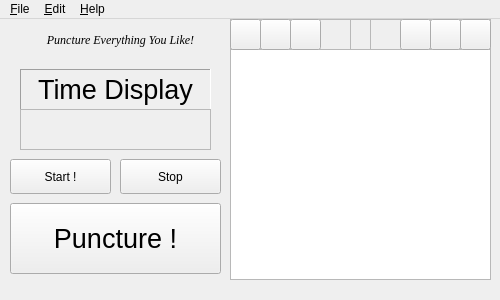
The window that mainwindow.ui (zwpwjwtz/MiniPunctor) describes before a commit, drawn with Qt 5.
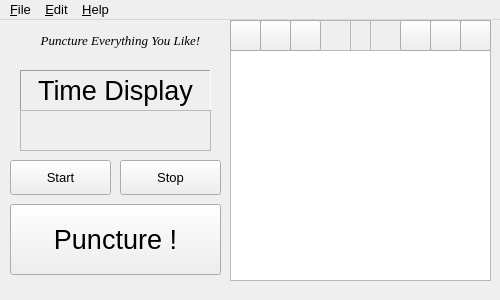
The same window after the commit. Icons and pictures are not drawn. Custom widgets are drawn as their Qt base class.

Commit message: Force the default font size to 10pt

What changed in the file:
```diff
--- a/mainwindow.ui
+++ b/mainwindow.ui
@@ -16,6 +16,11 @@
     <height>270</height>
    </size>
   </property>
+  <property name="font">
+   <font>
+    <pointsize>10</pointsize>
+   </font>
+  </property>
   <property name="windowIcon">
    <iconset resource="icon.qrc">
     <normaloff>:/icons/MiniPunctor.png</normaloff>:/icons/MiniPunctor.png</iconset>
@@ -92,7 +97,7 @@
      <string>Start / pause timer</string>
     </property>
     <property name="text">
-     <string>Start !</string>
+     <string>Start</string>
     </property>
    </widget>
    <widget class="QPushButton" name="buttonStop">
```
The commit also changes 1 other file.
